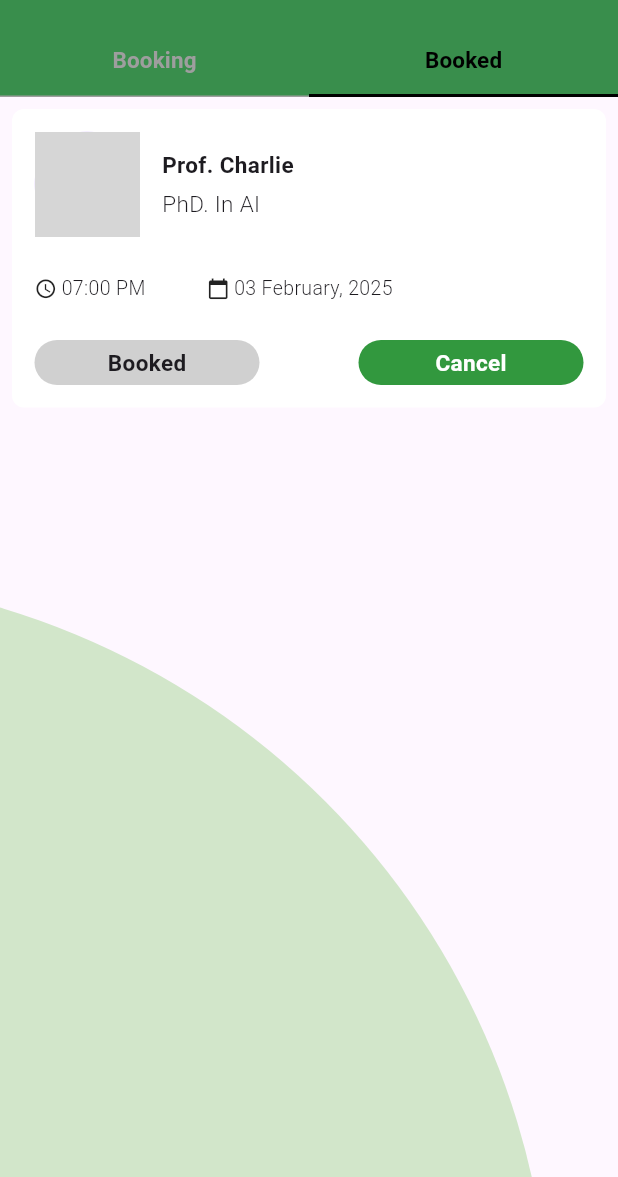
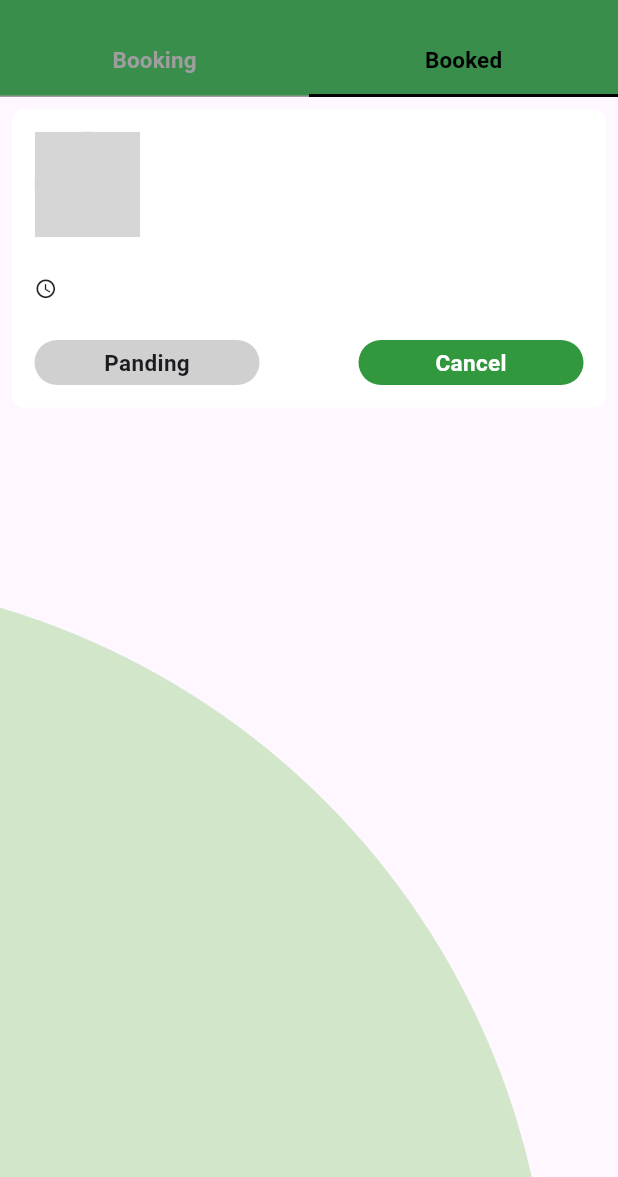
Before and after one commit to umaishasan/ProfessorAppointment, a Flutter app: the AppointmentScreenStu screen opened directly with empty values, tab 2 chosen, on a phone screen of 412 x 824 dp, the part 59-1236 px from its top. Run offline on Flutter 3.47's test engine with Material 3 defaults, Android fonts, the light colour scheme and no system bars; our stand-ins replace cloud_firestore, firebase_auth, firebase_core, firebase_database, fluttertoast; accounts and stored records are empty; network calls fail; grey boxes are pictures that could not be loaded.

Commit message:
These are all related to appointment work

```diff
--- a/lib/AllAppointmentsStuScreen.dart
+++ b/lib/AllAppointmentsStuScreen.dart
@@ -1,7 +1,6 @@
 import 'package:flutter/material.dart';
 import 'package:scholappoinment_934074496/AppointmentBookingScreen.dart';
 import 'package:scholappoinment_934074496/Models/Schedule.dart';
-import 'package:scholappoinment_934074496/SetScheduleScreen.dart';
 
 class AllAppointmentStuScreen extends StatefulWidget {
   const AllAppointmentStuScreen({super.key, required this.schedule});
--- a/lib/AppointmentBookedScreen.dart
+++ b/lib/AppointmentBookedScreen.dart
@@ -1,11 +1,15 @@
 import 'package:flutter/material.dart';
 import 'package:scholappoinment_934074496/AppointmentScreenStu.dart';
+import 'package:scholappoinment_934074496/Models/Appointment.dart';
 
 class BookedScreen extends StatelessWidget {
-  const BookedScreen({super.key});
+  BookedScreen({super.key, required this.appointment});
+  late Appointment appointment;
 
   @override
   Widget build(BuildContext context) {
+    String checkAppointStatus =
+        appointment.Accept == true ? "Booked" : "Panding";
     return Column(
       children: [
         // Appointment Card
@@ -19,28 +23,28 @@ class BookedScreen extends StatelessWidget {
           child: Column(
             crossAxisAlignment: CrossAxisAlignment.start,
             children: [
-              const Row(
+              Row(
                 children: [
-                  CircleAvatar(
+                  const CircleAvatar(
                     radius: 35,
                     backgroundImage: NetworkImage(
                         'https://dashboard.codeparrot.ai/api/image/Z6XuIqQDH3ZYFIaM/user-imag.png'),
                   ),
-                  SizedBox(width: 15),
+                  const SizedBox(width: 15),
                   Column(
                     crossAxisAlignment: CrossAxisAlignment.start,
                     children: [
                       Text(
-                        'Prof. Charlie',
-                        style: TextStyle(
+                        appointment.TeacherName,
+                        style: const TextStyle(
                           fontSize: 15,
                           fontWeight: FontWeight.bold,
                         ),
                       ),
-                      SizedBox(height: 5),
+                      const SizedBox(height: 5),
                       Text(
-                        'PhD. In AI',
-                        style: TextStyle(
+                        appointment.TeacherQualification,
+                        style: const TextStyle(
                           fontSize: 15,
                           fontWeight: FontWeight.w300,
                         ),
@@ -50,23 +54,13 @@ class BookedScreen extends StatelessWidget {
                 ],
               ),
               const SizedBox(height: 25),
-              const Row(
+              Row(
                 children: [
-                  Icon(Icons.access_time, size: 15),
-                  SizedBox(width: 3),
+                  const Icon(Icons.access_time, size: 15),
+                  const SizedBox(width: 3),
                   Text(
-                    '07:00 PM',
-                    style: TextStyle(
-                      fontSize: 13,
-                      fontWeight: FontWeight.w300,
-                    ),
-                  ),
-                  SizedBox(width: 41),
-                  Icon(Icons.calendar_today, size: 15),
-                  SizedBox(width: 3),
-                  Text(
-                    '03 February, 2025',
-                    style: TextStyle(
+                    appointment.DateTimes,
+                    style: const TextStyle(
                       fontSize: 13,
                       fontWeight: FontWeight.w300,
                     ),
@@ -84,16 +78,18 @@ class BookedScreen extends StatelessWidget {
                       color: const Color(0xFFD0D0D0),
                       borderRadius: BorderRadius.circular(20),
                     ),
-                    child: const Center(
+                    child: Center(
                       child: Text(
-                        'Booked',
-                        style: TextStyle(
+                        checkAppointStatus,
+                        style: const TextStyle(
                           fontSize: 15,
                           fontWeight: FontWeight.bold,
                         ),
                       ),
                     ),
                   ),
+
+                  //cancle button
                   GestureDetector(
                     onTap: () {
                       //Navigator.pop(context, 0);
--- a/lib/AppointmentScreenStu.dart
+++ b/lib/AppointmentScreenStu.dart
@@ -1,13 +1,16 @@
 import 'package:flutter/material.dart';
 import 'package:scholappoinment_934074496/AllAppointmentsStuScreen.dart';
 import 'package:scholappoinment_934074496/AppointmentBookedScreen.dart';
+import 'package:scholappoinment_934074496/Components/CommonComponent.dart';
 import 'package:scholappoinment_934074496/HomeScreen.dart';
+import 'package:scholappoinment_934074496/Models/Appointment.dart';
 import 'package:scholappoinment_934074496/Models/Schedule.dart';
 
 class AppointmentScreenStu extends StatefulWidget {
-  AppointmentScreenStu({super.key, required this.scheduleList});
+  AppointmentScreenStu(
+      {super.key, required this.scheduleList, required this.appointment});
   final List<Schedule> scheduleList;
-  static late List<Schedule> tempStore;
+  late Appointment appointment;
 
   @override
   State<AppointmentScreenStu> createState() => AppointmentScreenStuState();
@@ -54,8 +57,8 @@ class AppointmentScreenStuState extends State<AppointmentScreenStu>
             Center(
               child: AllAppointments(),
             ),
-            const Center(
-              child: BookedScreen(),
+            Center(
+              child: BookedScreen(appointment: widget.appointment),
             )
           ])
         ],
@@ -87,13 +90,15 @@ class AppointmentScreenStuState extends State<AppointmentScreenStu>
     );
   }
 
-  // ignore: non_constant_identifier_names
+  //back button to go home
   void GotoHome(BuildContext context) {
     Navigator.push(context, MaterialPageRoute(builder: (_) => HomeScreen()));
   }
 
   Widget AllAppointments() {
-    AppointmentScreenStu.tempStore = widget.scheduleList;
+    setState(() {
+      CommonComponent.scheduleList = widget.scheduleList;
+    });
     return ListView.builder(
       itemCount: widget.scheduleList.length,
       padding: const EdgeInsets.all(16),
--- a/lib/Firebase/FirebaseServices.dart
+++ b/lib/Firebase/FirebaseServices.dart
@@ -212,8 +212,8 @@ class FirebaseServices extends StatelessWidget {
     CreateToast("Set schedule successfully");
   }
 
-  static Future<void> SetAppointment(
-      String name, String user, String dateTime, bool isAccept) async {
+  static Future<void> SetAppointment(String name, String user, String dateTime,
+      bool isAccept, String teacherName, String teacherQualification) async {
     try {
       DocumentReference docRef =
           await Firestore.collection(FirestoreAppointmentCollectionName).add({
@@ -221,6 +221,8 @@ class FirebaseServices extends StatelessWidget {
         'User': user,
         'DateTime': dateTime,
         'Accept': isAccept,
+        'TeacherName': teacherName,
+        'TeaQualif': teacherQualification
       });
       await docRef.update({'Id': docRef.id});
       print("Data added successfully!");
--- a/lib/Models/Appointment.dart
+++ b/lib/Models/Appointment.dart
@@ -5,6 +5,8 @@ class Appointment {
     required this.Name,
     required this.DateTimes,
     required this.Accept,
+    required this.TeacherName,
+    required this.TeacherQualification,
   });
 
   late String Id;
@@ -12,6 +14,8 @@ class Appointment {
   late String Name;
   late String DateTimes;
   late bool Accept;
+  late String TeacherName;
+  late String TeacherQualification;
 
   Map<String, dynamic> toJson() {
     final data = <String, dynamic>{};
@@ -20,6 +24,8 @@ class Appointment {
     data['Accept'] = Accept;
     data['User'] = User;
     data['DatesTimes'] = DateTimes;
+    data['TeacherName'] = TeacherName;
+    data['TeaQualif'] = TeacherQualification;
     return data;
   }
 
@@ -29,5 +35,7 @@ class Appointment {
     User = json['User'];
     Accept = json['Accept'];
     DateTimes = json['DateTime'];
+    TeacherName = json['TeacherName'];
+    TeacherQualification = json['TeaQualif'];
   }
 }
--- a/lib/SidebarScreen.dart
+++ b/lib/SidebarScreen.dart
@@ -203,8 +203,10 @@ class _SidebarState extends State<Sidebar> {
               Navigator.push(
                   context,
                   MaterialPageRoute(
-                      builder: (_) =>
-                          AppointmentScreenStu(scheduleList: scheduleList)));
+                      builder: (_) => AppointmentScreenStu(
+                            scheduleList: scheduleList,
+                            appointment: appointmentList.last,
+                          )));
             },
           )
         ],
```
Also changed, not shown: lib/AppointmentBookingScreen.dart (+21 -7 lines), lib/AppointmentDoneScreen.dart (+5 -5 lines), lib/AppointmentPandingScreen.dart (+5 -2 lines), lib/AppointmentScreenProf.dart (+18 -3 lines), lib/Components/CommonComponent.dart (+11 -0 lines).
